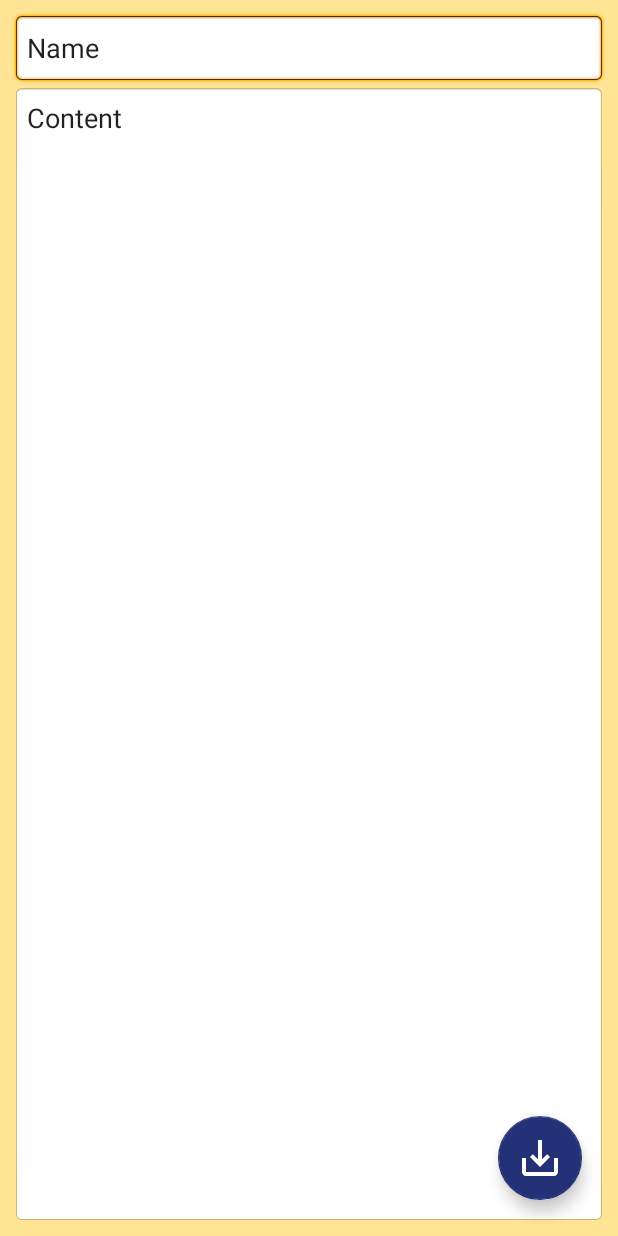
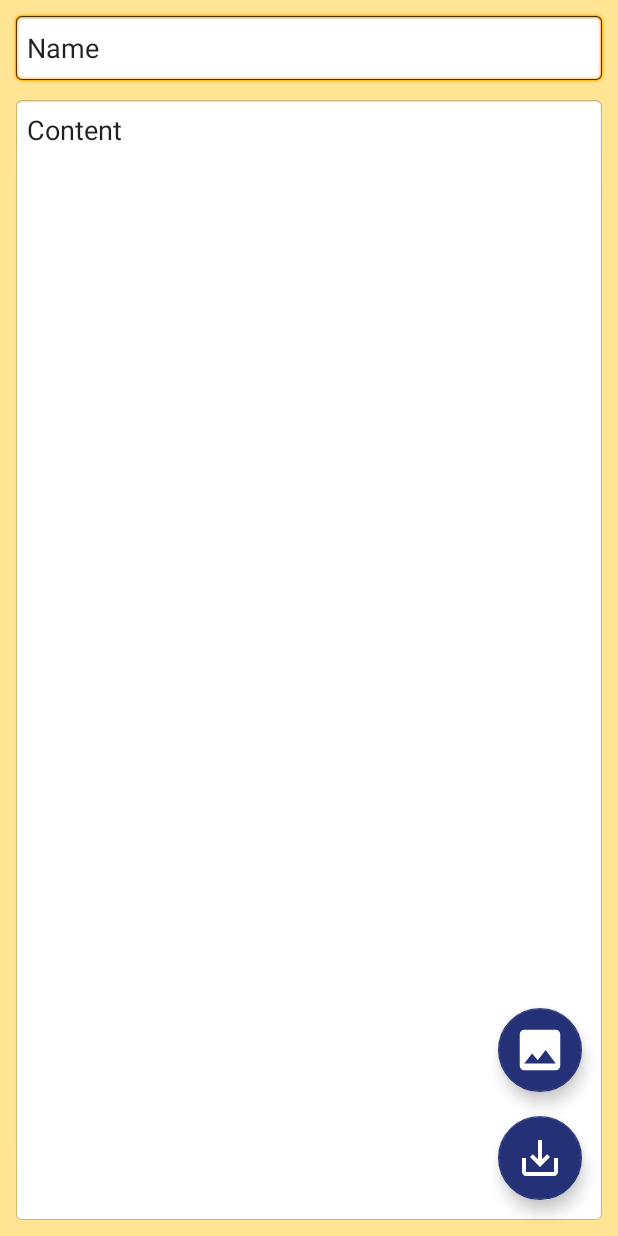
Before and after one commit to AlexeySkillman/LessonSQLiteKotlin, an Android app: the layout edit_activity.xml on its own in the app's theme, with its tools: preview values and no code run, on a phone screen of 412 x 824 dp. Run offline under Robolectric (Android 15) with nearby library versions, the phone set to English and light mode, and no system bars.

Commit message:
Added Image UI elements and set Listeners on Upload and Delete Image

```diff
--- a/app/src/main/java/com/example/lessonsqlitekotlin/EditActivity.kt
+++ b/app/src/main/java/com/example/lessonsqlitekotlin/EditActivity.kt
@@ -1,11 +1,25 @@
 package com.example.lessonsqlitekotlin
 
+import android.content.Intent
 import androidx.appcompat.app.AppCompatActivity
 import android.os.Bundle
+import android.view.View
+import kotlinx.android.synthetic.main.edit_activity.*
 
 class EditActivity : AppCompatActivity() {
     override fun onCreate(savedInstanceState: Bundle?) {
         super.onCreate(savedInstanceState)
         setContentView(R.layout.edit_activity)
     }
+
+    fun onClickAddImage(view: View){
+        mainImageLayout.visibility = View.VISIBLE
+        fbAddImage.visibility = View.GONE
+    }
+    fun onClickDeleteImage(view: View){
+        mainImageLayout.visibility = View.GONE
+        fbAddImage.visibility = View.VISIBLE
+    }
+    fun onClickEditImage(view: View){
+    }
 }
--- /dev/null
+++ b/app/src/main/res/drawable/ic_add_image.xml
@@ -0,0 +1,5 @@
+<vector android:height="24dp" android:tint="#FFFFFF"
+    android:viewportHeight="24" android:viewportWidth="24"
+    android:width="24dp" xmlns:android="http://schemas.android.com/apk/res/android">
+    <path android:fillColor="@android:color/white" android:pathData="M21,19V5c0,-1.1 -0.9,-2 -2,-2H5c-1.1,0 -2,0.9 -2,2v14c0,1.1 0.9,2 2,2h14c1.1,0 2,-0.9 2,-2zM8.5,13.5l2.5,3.01L14.5,12l4.5,6H5l3.5,-4.5z"/>
+</vector>
--- a/app/src/main/res/layout/edit_activity.xml
+++ b/app/src/main/res/layout/edit_activity.xml
@@ -6,6 +6,66 @@
     android:layout_height="match_parent"
     android:background="@color/dark_bg"
     tools:context=".EditActivity">
+
+    <androidx.constraintlayout.widget.ConstraintLayout
+        android:id="@+id/mainImageLayout"
+        android:layout_width="0dp"
+        android:layout_height="0dp"
+        android:layout_marginStart="8dp"
+        android:layout_marginTop="8dp"
+        android:layout_marginEnd="8dp"
+        android:background="@android:drawable/editbox_background"
+        android:visibility="gone"
+        app:layout_constraintBottom_toTopOf="@+id/guideline2"
+        app:layout_constraintEnd_toEndOf="parent"
+        app:layout_constraintHorizontal_bias="1.0"
+        app:layout_constraintStart_toStartOf="parent"
+        app:layout_constraintTop_toTopOf="parent"
+        app:layout_constraintVertical_bias="0.0">
+
+        <ImageButton
+            android:id="@+id/imButtonEditImage"
+            android:layout_width="wrap_content"
+            android:layout_height="wrap_content"
+            android:layout_marginTop="8dp"
+            android:layout_marginEnd="8dp"
+            android:onClick="onClickEditImage"
+            app:layout_constraintEnd_toEndOf="parent"
+            app:layout_constraintTop_toTopOf="parent"
+            app:srcCompat="@android:drawable/ic_menu_edit" />
+
+        <ImageButton
+            android:id="@+id/imButtonDeleteImage"
+            android:layout_width="wrap_content"
+            android:layout_height="wrap_content"
+            android:layout_marginEnd="8dp"
+            android:layout_marginBottom="8dp"
+            android:onClick="onClickDeleteImage"
+            app:layout_constraintBottom_toBottomOf="parent"
+            app:layout_constraintEnd_toEndOf="parent"
+            app:srcCompat="@android:drawable/ic_menu_delete" />
+
+        <ImageView
+            android:id="@+id/imageView"
+            android:layout_width="0dp"
+            android:layout_height="0dp"
+            android:padding="10dp"
+            app:layout_constraintBottom_toBottomOf="parent"
+            app:layout_constraintEnd_toEndOf="parent"
+            app:layout_constraintHorizontal_bias="0.0"
+            app:layout_constraintStart_toStartOf="parent"
+            app:layout_constraintTop_toTopOf="parent"
+            app:layout_constraintVertical_bias="0.0"
+            app:srcCompat="@drawable/ic_launcher_background"
+            tools:srcCompat="@tools:sample/avatars" />
+    </androidx.constraintlayout.widget.ConstraintLayout>
+
+    <androidx.constraintlayout.widget.Guideline
+        android:id="@+id/guideline2"
+        android:layout_width="wrap_content"
+        android:layout_height="wrap_content"
+        android:orientation="horizontal"
+        app:layout_constraintGuide_percent="0.33" />
 
     <EditText
         android:id="@+id/edTitle"
@@ -21,13 +81,15 @@
         android:padding="10dp"
         android:text="Name"
         app:layout_constraintEnd_toEndOf="parent"
+        app:layout_constraintHorizontal_bias="1.0"
         app:layout_constraintStart_toStartOf="parent"
-        app:layout_constraintTop_toTopOf="parent" />
+        app:layout_constraintTop_toBottomOf="@+id/mainImageLayout" />
 
     <EditText
         android:id="@+id/edDesc"
         android:layout_width="0dp"
         android:layout_height="0dp"
+        android:layout_marginTop="8dp"
         android:layout_marginBottom="8dp"
         android:background="@android:drawable/editbox_background"
         android:ems="10"
@@ -54,4 +116,20 @@
         app:srcCompat="@drawable/ic_save"
         app:maxImageSize="32dp"
         app:tint="@color/white"/>
+
+    <com.google.android.material.floatingactionbutton.FloatingActionButton
+        android:id="@+id/fbAddImage"
+        android:layout_width="wrap_content"
+        android:layout_height="wrap_content"
+        android:layout_marginBottom="16dp"
+        android:clickable="true"
+        android:onClick="onClickAddImage"
+        app:backgroundTint="@color/dark_blue"
+        app:layout_constraintBottom_toTopOf="@+id/fbSave"
+        app:layout_constraintEnd_toEndOf="@+id/fbSave"
+        app:layout_constraintStart_toStartOf="@+id/fbSave"
+        app:maxImageSize="36dp"
+        app:srcCompat="@drawable/ic_add_image"
+        app:tint="@color/white" />
+
 </androidx.constraintlayout.widget.ConstraintLayout>
--- a/app/src/main/res/values-night/themes.xml
+++ b/app/src/main/res/values-night/themes.xml
@@ -1,6 +1,6 @@
 <resources xmlns:tools="http://schemas.android.com/tools">
     <!-- Base application theme. -->
-    <style name="Theme.LessonSQLiteKotlin" parent="Theme.MaterialComponents.DayNight.DarkActionBar">
+    <style name="Theme.LessonSQLiteKotlin" parent="Theme.MaterialComponents.DayNight.NoActionBar">
         <!-- Primary brand color. -->
         <item name="colorPrimary">@color/purple_200</item>
         <item name="colorPrimaryVariant">@color/purple_700</item>
@@ -12,5 +12,7 @@
         <!-- Status bar color. -->
         <item name="android:statusBarColor" tools:targetApi="l">?attr/colorPrimaryVariant</item>
         <!-- Customize your theme here. -->
+
+        <item name="android:windowFullscreen">true</item>
     </style>
 </resources>
--- a/app/src/main/res/values/themes.xml
+++ b/app/src/main/res/values/themes.xml
@@ -1,6 +1,6 @@
 <resources xmlns:tools="http://schemas.android.com/tools">
     <!-- Base application theme. -->
-    <style name="Theme.LessonSQLiteKotlin" parent="Theme.MaterialComponents.DayNight.DarkActionBar">
+    <style name="Theme.LessonSQLiteKotlin" parent="Theme.MaterialComponents.DayNight.NoActionBar">
         <!-- Primary brand color. -->
         <item name="colorPrimary">@color/purple_500</item>
         <item name="colorPrimaryVariant">@color/purple_700</item>
@@ -12,5 +12,7 @@
         <!-- Status bar color. -->
         <item name="android:statusBarColor" tools:targetApi="l">?attr/colorPrimaryVariant</item>
         <!-- Customize your theme here. -->
+
+        <item name="android:windowFullscreen">true</item>
     </style>
 </resources>
```
